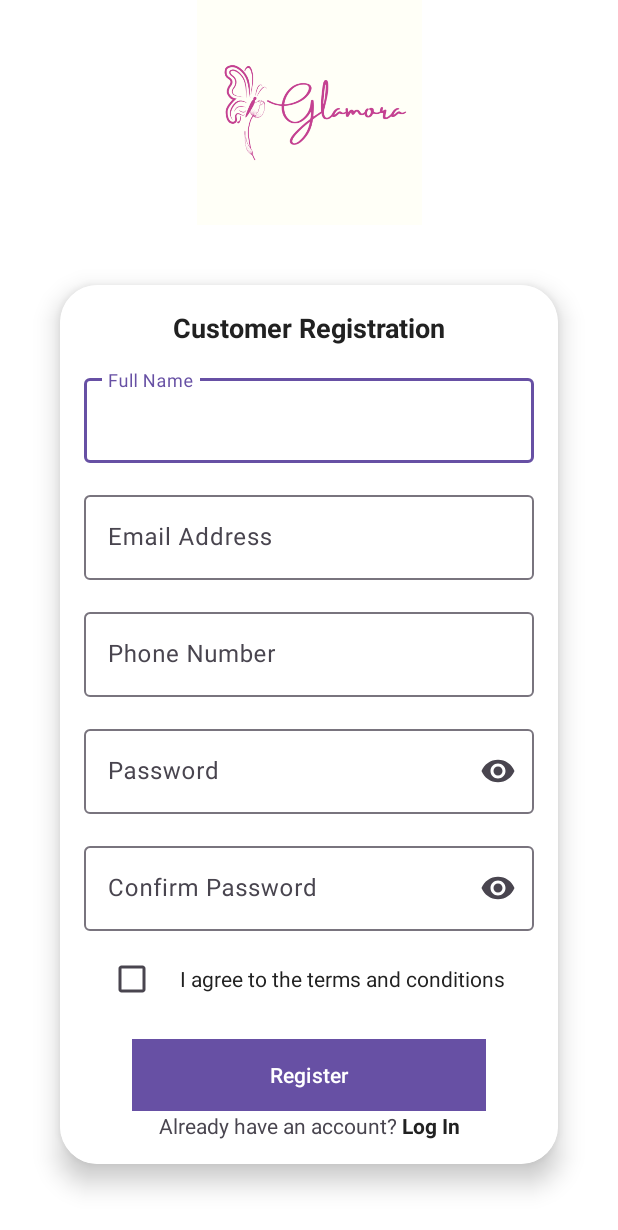
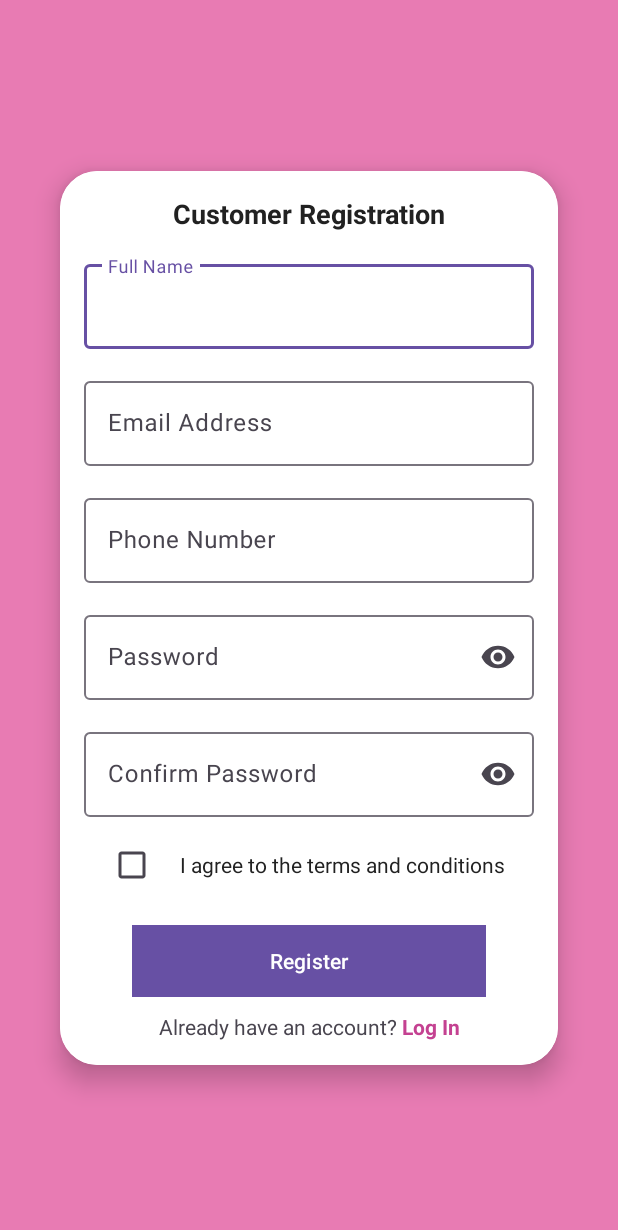
Before and after one commit to kadersuutlu/GlamoraApp, an Android app: the fragment CustomerRegisterFragment shown on its own in the app's theme, on a phone screen of 412 x 824 dp. Shown: the top 1230 px of the screen. Run offline under Robolectric (Android 15) with nearby library versions, the phone set to English and light mode, and no system bars; our stand-ins replace Dagger/Hilt's generated code.

Commit message:
Updated customer_login ui

```diff
--- a/app/src/main/res/layout/fragment_customer_register.xml
+++ b/app/src/main/res/layout/fragment_customer_register.xml
@@ -4,24 +4,23 @@
     xmlns:tools="http://schemas.android.com/tools"
     android:layout_width="match_parent"
     android:layout_height="match_parent"
-    android:background="@color/white"
+    android:background="@color/primary_light"
     tools:context=".ui.fragment.customer.register.CustomerRegisterFragment">
 
     <ScrollView
-        android:layout_width="match_parent"
-        android:layout_height="match_parent">
+        android:id="@+id/scrollView3"
+        android:layout_width="0dp"
+        android:layout_height="0dp"
+        app:layout_constraintBottom_toBottomOf="parent"
+        app:layout_constraintEnd_toEndOf="parent"
+        app:layout_constraintStart_toStartOf="parent"
+        app:layout_constraintTop_toTopOf="parent">
 
         <LinearLayout
             android:layout_width="match_parent"
             android:layout_height="wrap_content"
+            android:layout_gravity="center"
             android:orientation="vertical">
-
-            <ImageView
-                android:id="@+id/appLogo"
-                android:layout_width="200dp"
-                android:layout_height="150dp"
-                android:layout_gravity="center"
-                app:srcCompat="@drawable/ic_glamora_logo_icon" />
 
             <androidx.cardview.widget.CardView
                 android:id="@+id/inputCard"
@@ -182,6 +181,7 @@
                         <LinearLayout
                             android:layout_width="wrap_content"
                             android:layout_height="wrap_content"
+                            android:layout_marginTop="10dp"
                             android:gravity="center"
                             android:orientation="horizontal">
 
@@ -199,7 +199,7 @@
                                 android:layout_height="wrap_content"
                                 android:layout_marginStart="4dp"
                                 android:text="@string/customer_register_login"
-                                android:textColor="@color/text_primary"
+                                android:textColor="@color/primary"
                                 android:textSize="14sp"
                                 android:textStyle="bold" />
                         </LinearLayout>
```
